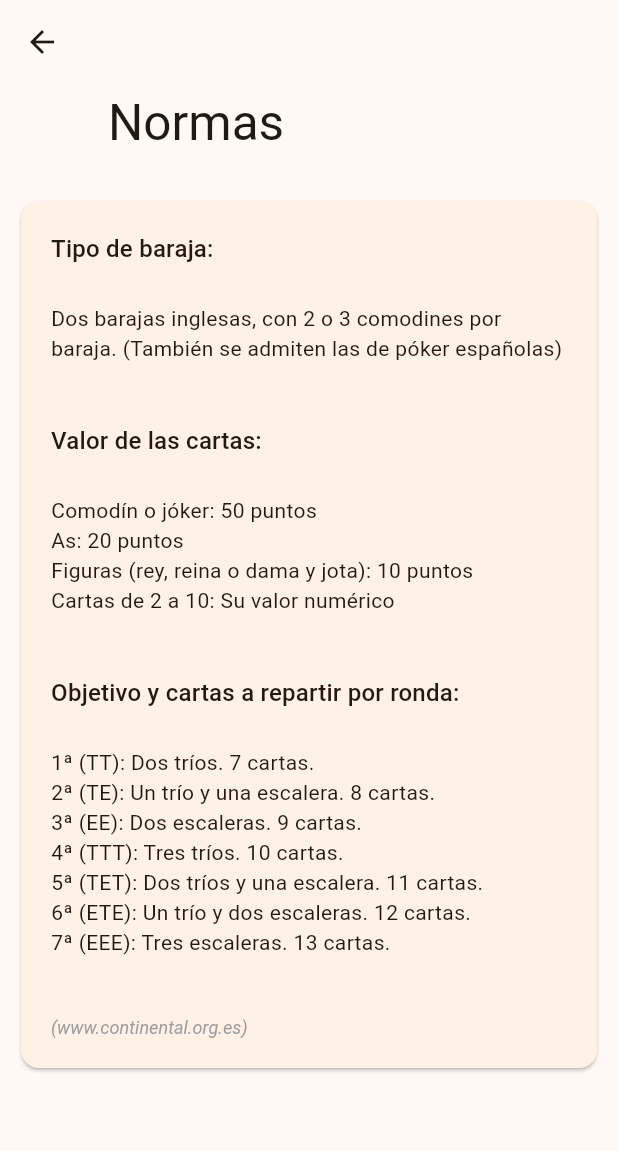
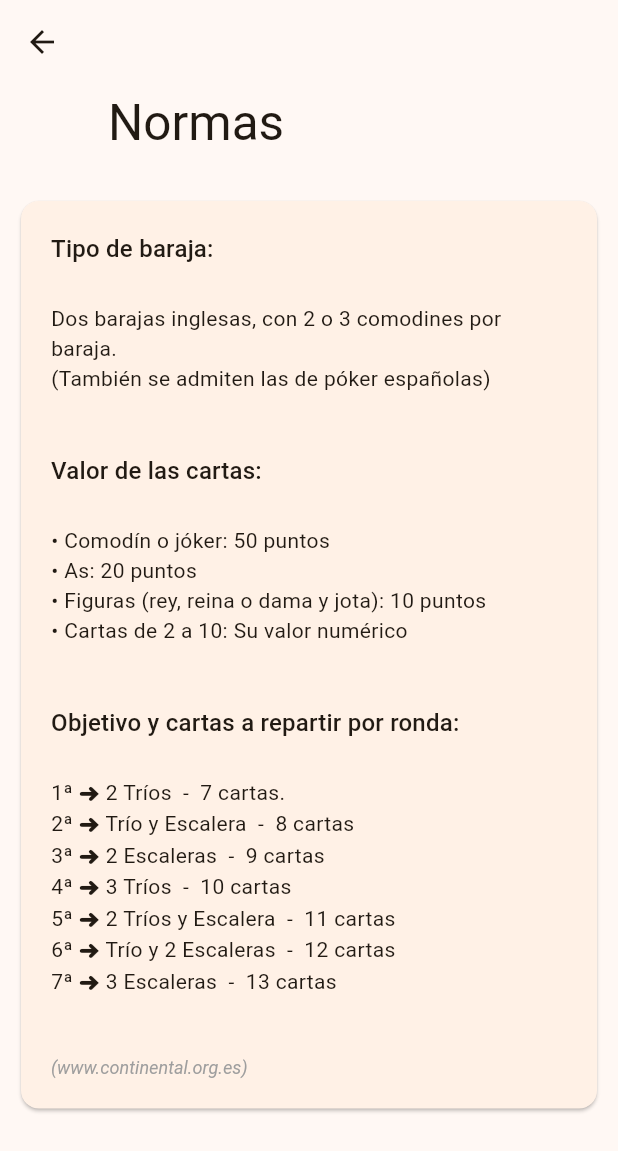
Before and after one commit to adrilasar/apunto_yo, a Flutter app: the RulesScreen screen opened directly, on a phone screen of 412 x 824 dp. Shown: the top 1151 px of the screen. Run offline on Flutter 3.47's test engine with Material 2 defaults, Android fonts, the phone set to English and light mode, and no system bars; drawn by our look-alikes of dynamic_color; our stand-ins replace confetti, flutter_svg, shimmer, sqflite; accounts and stored records are empty.

Commit message:
Format rules

```diff
--- a/lib/ui/pages/rules/rules_screen.dart
+++ b/lib/ui/pages/rules/rules_screen.dart
@@ -44,8 +44,8 @@ class RulesScreenState extends State<RulesScreen> {
                 style: Theme.of(context).textTheme.titleMedium,
               ),
               TextSpan(
-                text:
-                    "Dos barajas inglesas, con 2 o 3 comodines por baraja. (También se admiten las de póker españolas)\n\n\n",
+                text: "Dos barajas inglesas, con 2 o 3 comodines por baraja.\n"
+                    "(También se admiten las de póker españolas)\n\n\n",
                 style: Theme.of(context).textTheme.bodyMedium,
               ),
               TextSpan(
@@ -53,10 +53,10 @@ class RulesScreenState extends State<RulesScreen> {
                 style: Theme.of(context).textTheme.titleMedium,
               ),
               TextSpan(
-                text: "Comodín o jóker: 50 puntos\n"
-                    "As: 20 puntos\n"
-                    "Figuras (rey, reina o dama y jota): 10 puntos\n"
-                    "Cartas de 2 a 10: Su valor numérico\n\n\n",
+                text: "• Comodín o jóker: 50 puntos\n"
+                    "• As: 20 puntos\n"
+                    "• Figuras (rey, reina o dama y jota): 10 puntos\n"
+                    "• Cartas de 2 a 10: Su valor numérico\n\n\n",
                 style: Theme.of(context).textTheme.bodyMedium,
               ),
               TextSpan(
@@ -64,13 +64,13 @@ class RulesScreenState extends State<RulesScreen> {
                 style: Theme.of(context).textTheme.titleMedium,
               ),
               TextSpan(
-                text: "1ª (TT): Dos tríos. 7 cartas.\n"
-                    "2ª (TE): Un trío y una escalera. 8 cartas.\n"
-                    "3ª (EE): Dos escaleras. 9 cartas.\n"
-                    "4ª (TTT): Tres tríos. 10 cartas.\n"
-                    "5ª (TET): Dos tríos y una escalera. 11 cartas.\n"
-                    "6ª (ETE): Un trío y dos escaleras. 12 cartas.\n"
-                    "7ª (EEE): Tres escaleras. 13 cartas.\n\n\n",
+                text: "1ª ➜ 2 Tríos  -  7 cartas.\n"
+                    "2ª ➜ Trío y Escalera  -  8 cartas\n"
+                    "3ª ➜ 2 Escaleras  -  9 cartas\n"
+                    "4ª ➜ 3 Tríos  -  10 cartas\n"
+                    "5ª ➜ 2 Tríos y Escalera  -  11 cartas\n"
+                    "6ª ➜ Trío y 2 Escaleras  -  12 cartas\n"
+                    "7ª ➜ 3 Escaleras  -  13 cartas\n\n\n",
                 style: Theme.of(context).textTheme.bodyMedium,
               ),
               // Centered text
```
